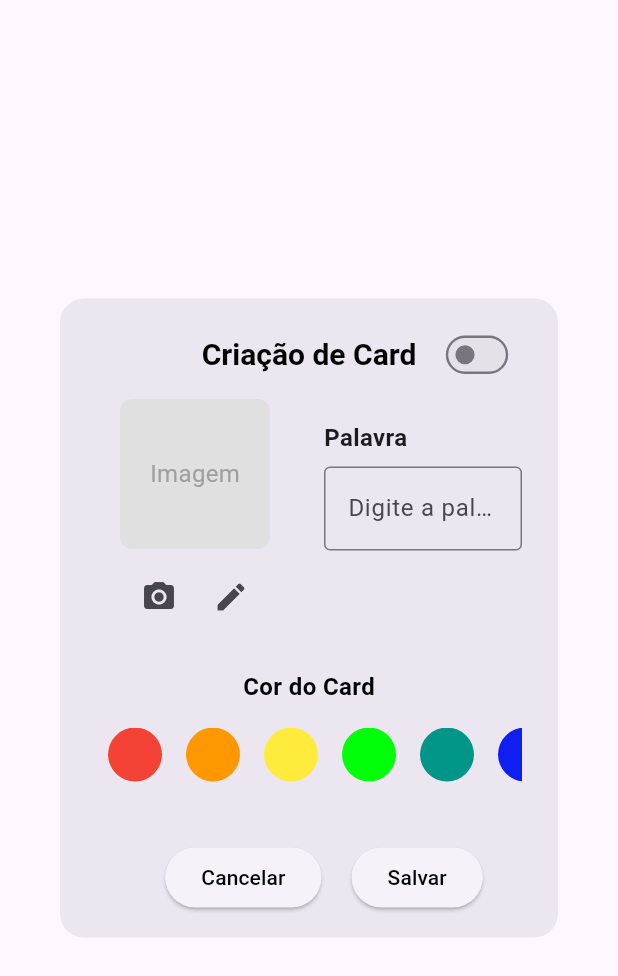
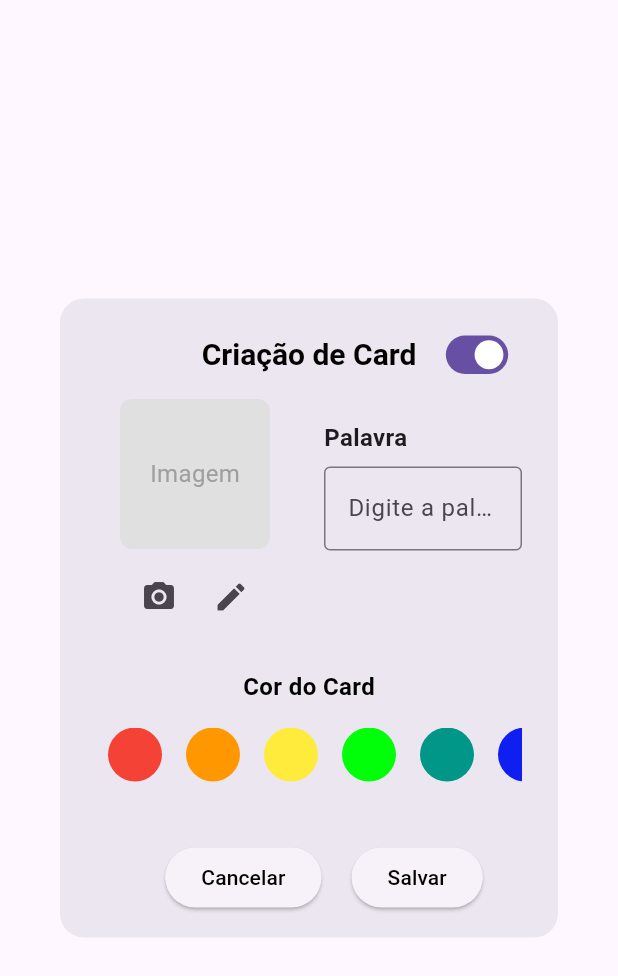
Before and after one commit to GaaDias/Aplicativo_CAA, a Flutter app: the CardDialog widget shown alone on an empty page, opened directly with empty values, on a phone screen of 412 x 824 dp. Shown: the top 976 px of the screen. Run offline on Flutter 3.47's test engine with Material 3 defaults, Android fonts, the phone set to English and light mode, and no system bars; our stand-ins replace flutter_svg, flutter_tts, reorderable_grid_view.

Commit message:
create active and inactive card state

```diff
--- a/lib/data/pictogram_database.dart
+++ b/lib/data/pictogram_database.dart
@@ -4,7 +4,7 @@ class PictogramDatabase {
   static final Map<String, List<String>> _pictogramKeywords = {
     'assets/pictograms/abacaxi.png': ['abacaxi', 'fruta', 'alimento', 'comida'],
     'assets/pictograms/alface.png': ['alface', 'vegetal', 'salada', 'verdura', 'comida'],
-    'assets/pictograms/amendoas.png': ['amêndoas', 'nozes', 'castanha', 'snack', 'comida'],
+    'assets/pictograms/amendoas.png': ['amendoas', 'nozes', 'castanha', 'snack', 'comida'],
     'assets/pictograms/banheiro.png': ['banheiro', 'higiene', 'privada', 'toalete', 'sanitário'],
     'assets/pictograms/batatas_fritas.png': ['batatas fritas', 'batatas', 'snack', 'comida', 'fritas'],
     'assets/pictograms/beringela.png': ['beringela', 'vegetal', 'comida', 'verdura'],
@@ -34,7 +34,6 @@ class PictogramDatabase {
     'assets/pictograms/salsichas.png': ['salsichas', 'carne', 'comida', 'alimento'],
   };
 
-  /// Retorna o caminho do pictograma correspondente à palavra-chave.
   static String? getPictogramByKeyword(String keyword) {
     for (var entry in _pictogramKeywords.entries) {
       if (entry.value.contains(keyword.toLowerCase())) {
@@ -44,7 +43,6 @@ class PictogramDatabase {
     return null; // Caso nenhuma palavra-chave corresponda.
   }
 
-  /// Retorna todos os pictogramas associados à palavra-chave.
   static List<String> getAllPictogramsForKeyword(String keyword) {
     final entry = _pictogramKeywords.entries.firstWhere(
       (element) =>
@@ -54,7 +52,6 @@ class PictogramDatabase {
     return entry.key.isNotEmpty ? _pictogramKeywords[entry.key]! : [];
   }
 
-  /// Retorna todos os pictogramas do banco de dados.
   static List<String> getAllPictograms() {
     return UnmodifiableListView(
       _pictogramKeywords.keys.toList(),
--- a/lib/models/cards.dart
+++ b/lib/models/cards.dart
@@ -1,9 +1,23 @@
 import 'package:flutter/material.dart';
+import 'package:uuid/uuid.dart';
 
 class Cards {
+  final String id; // Identificador único
   String label;
   Color color;
   String pictogram;
+  bool isActive;
 
-  Cards(this.label, this.color, this.pictogram);
+  Cards(this.label, this.color, this.pictogram, {this.isActive = true})
+      : id = const Uuid().v4(); // Gera um ID único ao criar o card
+
+  @override
+  bool operator ==(Object other) =>
+      identical(this, other) ||
+      other is Cards &&
+          runtimeType == other.runtimeType &&
+          id == other.id;
+
+  @override
+  int get hashCode => id.hashCode;
 }
--- a/lib/screens/historyScreen.dart
+++ b/lib/screens/historyScreen.dart
@@ -57,7 +57,7 @@ class HistoryScreen extends StatelessWidget {
                     subtitle: Text("Criado em: ${formatDate(item["timestamp"])}"),
                     trailing: const Icon(Icons.arrow_forward_ios),
                     onTap: () {
-                      // Aqui você pode implementar ações, como visualizar mais detalhes ou opções de edição
+
                     },
                   ),
                 );
--- a/lib/widgets/card_dialog.dart
+++ b/lib/widgets/card_dialog.dart
@@ -5,7 +5,7 @@ import '../data/pictogram_database.dart';
 class CardDialog extends StatefulWidget {
   final bool isEditMode;
   final Cards? card;
-  final void Function(String label, String pictogram, Color color)? onSave;
+  final void Function(String label, String pictogram, Color color, bool isActive)? onSave;
   final VoidCallback? onDelete;
 
   const CardDialog({
@@ -24,6 +24,7 @@ class _CardDialogState extends State<CardDialog> {
   late String label;
   late String selectedPictogram;
   late Color selectedColor;
+  late bool isActive; // Armazena o estado do switch
 
   @override
   void initState() {
@@ -31,7 +32,9 @@ class _CardDialogState extends State<CardDialog> {
     label = widget.card?.label ?? "";
     selectedPictogram = widget.card?.pictogram ?? "";
     selectedColor = widget.card?.color ?? Colors.blue;
+    isActive = widget.card?.isActive ?? true; // Inicializa o estado do switch
   }
+
 
   void _confirmDeletion() {
     showDialog(
@@ -103,13 +106,15 @@ class _CardDialogState extends State<CardDialog> {
             ),
           ),
           Positioned(
-            right: 0, // Alinha o SwitchButton ao final
+            right: 0,
             child: Transform.scale(
-              scale: 0.8, // Reduz o tamanho do Switch
+              scale: 0.8,
               child: Switch(
-                value: false, // Valor inicial
+                value: isActive,
                 onChanged: (value) {
-                  // Sem lógica ainda
+                  setState(() {
+                    isActive = value; // Atualiza o estado do switch
+                  });
                 },
               ),
             ),
@@ -283,7 +288,7 @@ class _CardDialogState extends State<CardDialog> {
                   );
                   return;
                 }
-                widget.onSave?.call(label, selectedPictogram, selectedColor);
+                widget.onSave?.call(label, selectedPictogram, selectedColor, isActive);
                 Navigator.of(context).pop();
               },
               child: const Text(
--- a/pubspec.yaml
+++ b/pubspec.yaml
@@ -16,6 +16,7 @@ dependencies:
   http: ^1.2.2
   cupertino_icons: ^1.0.8
   flutter_svg: ^2.0.11
+  uuid: ^3.0.6
 
 dev_dependencies:
   flutter_test:
```
Also changed, not shown: lib/screens/communication.dart (+12 -7 lines), lib/screens/home_page.dart (+32 -8 lines), pubspec.lock.
